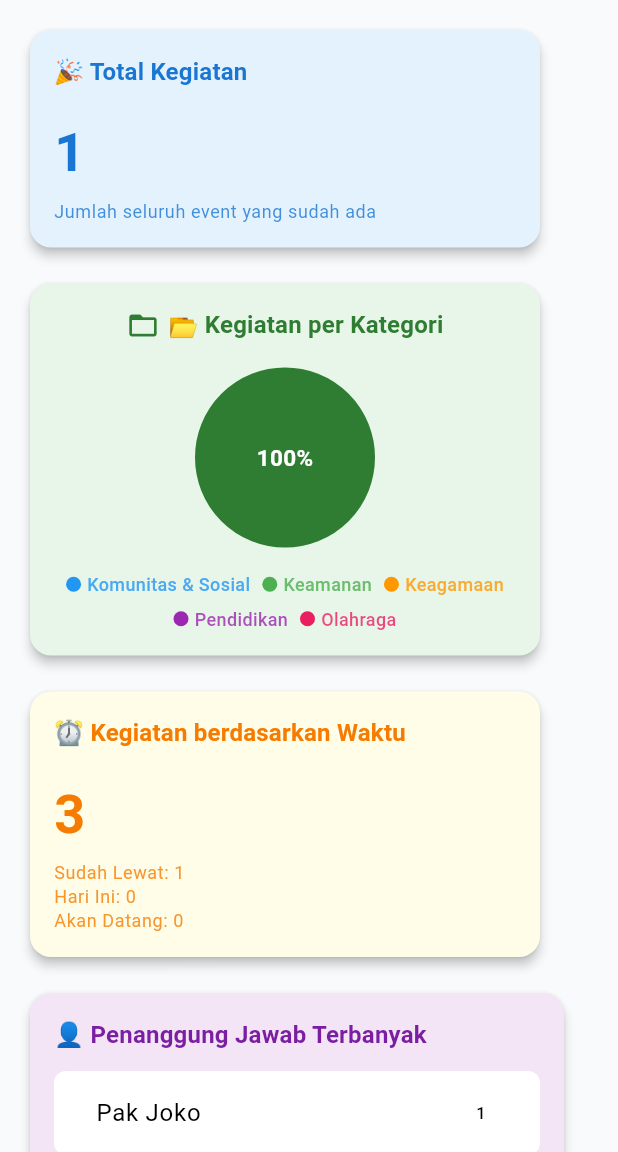
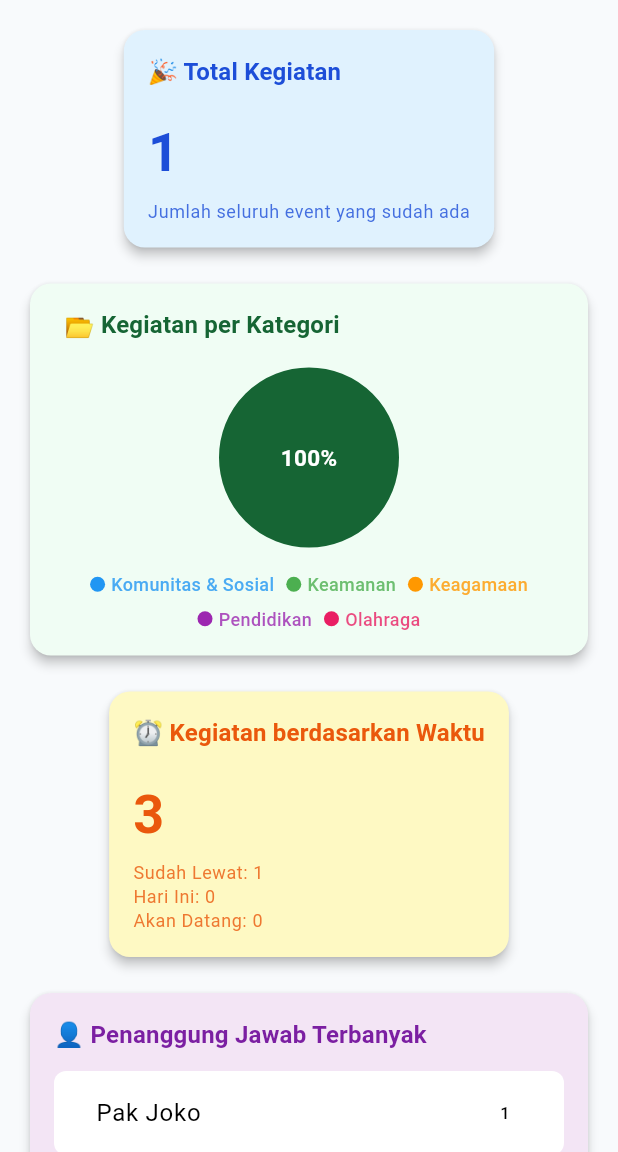
Before and after one commit to Ghetsa/UTS_Mobile_Kelompok3, a Flutter app: the DashboardKegiatanPage screen opened by its route, on a phone screen of 412 x 824 dp, the part 84-1236 px from its top. Run offline on Flutter 3.47's test engine with Material 3 defaults, Android fonts, the phone set to English and light mode, and no system bars; drawn by our look-alikes of fl_chart; our stand-ins replace file_picker.

Commit message:
fix: menambahkan warna ke app_theme

```diff
--- a/jawara_kelompok3/lib/Dashboard/kegiatan.dart
+++ b/jawara_kelompok3/lib/Dashboard/kegiatan.dart
@@ -34,70 +34,138 @@
               // ====== BAGIAN ATAS ======
               LayoutBuilder(
                 builder: (context, constraints) {
-                  final itemWidth = (constraints.maxWidth - 32) / (width > 1100
-                      ? 3
-                      : width > 700
-                          ? 2
-                          : 1);
-                  return Wrap(
-                    spacing: 16,
-                    runSpacing: 16,
-                    children: [
-                      SizedBox(
-                        width: itemWidth,
+                  // Lebar layar saat ini
+                  final width = constraints.maxWidth;
+
+                  if (width > 1100) {
+                    // 🖥️ Desktop: 3 kolom
+                    return Row(
+                      crossAxisAlignment: CrossAxisAlignment.start,
+                      children: const [
+                        Expanded(
                           child: StatCard(
                             title: "🎉 Total Kegiatan",
                             value: "1",
                             subtitle: "Jumlah seluruh event yang sudah ada",
-                          background: Colors.blue.shade50,
-                          accent: Colors.blue.shade700,
+                            background: Color(0xFFE0F2FE), // Colors.blue.shade50
+                            accent: Color(0xFF1D4ED8),     // Colors.blue.shade700
                           ),
                         ),
-                      SizedBox(
-                        width: itemWidth,
+                        SizedBox(width: 16),
+                        Expanded(
                           child: PieCard(
                             title: "📂 Kegiatan per Kategori",
-                          background: Colors.green.shade50,
-                          accent: Colors.green.shade800,
+                            background: Color(0xFFF0FDF4), // Colors.green.shade50
+                            accent: Color(0xFF166534),     // Colors.green.shade800
                           ),
                         ),
-                      SizedBox(
-                        width: itemWidth,
+                        SizedBox(width: 16),
+                        Expanded(
                           child: StatCard(
                             title: "⏰ Kegiatan berdasarkan Waktu",
                             value: "3",
                             subtitle: "Sudah Lewat: 1\nHari Ini: 0\nAkan Datang: 0",
-                          background: Colors.yellow.shade50,
-                          accent: Colors.orange.shade700,
+                            background: Color(0xFFFEF9C3), // Colors.yellow.shade50
+                            accent: Color(0xFFEA580C),     // Colors.orange.shade700
                           ),
                         ),
                       ],
                     );
+                  } else if (width > 700) {
+                    // 💻 Tablet: 2 kolom
+                    return Column(
+                      children: [
+                        Row(
+                          children: const [
+                            Expanded(
+                              child: StatCard(
+                                title: "🎉 Total Kegiatan",
+                                value: "1",
+                                subtitle: "Jumlah seluruh event yang sudah ada",
+                                background: Color(0xFFE0F2FE),
+                                accent: Color(0xFF1D4ED8),
+                              ),
+                            ),
+                            SizedBox(width: 16),
+                            Expanded(
+                              child: PieCard(
+                                title: "📂 Kegiatan per Kategori",
+                                background: Color(0xFFF0FDF4),
+                                accent: Color(0xFF166534),
+                              ),
+                            ),
+                          ],
+                        ),
+                        const SizedBox(height: 16),
+                        const StatCard(
+                          title: "⏰ Kegiatan berdasarkan Waktu",
+                          value: "3",
+                          subtitle: "Sudah Lewat: 1\nHari Ini: 0\nAkan Datang: 0",
+                          background: Color(0xFFFEF9C3),
+                          accent: Color(0xFFEA580C),
+                        ),
+                      ],
+                    );
+                  } else {
+                    // 📱 Mobile: 1 kolom (full width semua)
+                    return Column(
+                      children: const [
+                        StatCard(
+                          title: "🎉 Total Kegiatan",
+                          value: "1",
+                          subtitle: "Jumlah seluruh event yang sudah ada",
+                          background: Color(0xFFE0F2FE),
+                          accent: Color(0xFF1D4ED8),
+                        ),
+                        SizedBox(height: 16),
+                        PieCard(
+                          title: "📂 Kegiatan per Kategori",
+                          background: Color(0xFFF0FDF4),
+                          accent: Color(0xFF166534),
+                        ),
+                        SizedBox(height: 16),
+                        StatCard(
+                          title: "⏰ Kegiatan berdasarkan Waktu",
+                          value: "3",
+                          subtitle: "Sudah Lewat: 1\nHari Ini: 0\nAkan Datang: 0",
+                          background: Color(0xFFFEF9C3),
+                          accent: Color(0xFFEA580C),
+                        ),
+                      ],
+                    );
+                  }
                 },
               ),
+
 
               const SizedBox(height: 16),
 
               // ====== BAGIAN BAWAH ======
               LayoutBuilder(
                 builder: (context, constraints) {
-                  final itemWidth = (constraints.maxWidth - 16) / (width > 700 ? 2 : 1);
-                  return Wrap(
-                    spacing: 16,
-                    runSpacing: 16,
-                    children: [
-                      SizedBox(
-                        width: itemWidth,
-                        child: const ExpandedListCard(),
-                      ),
-                      SizedBox(
-                        width: itemWidth,
-                        child: const BarChartCard(),
-                      ),
+                  if (width > 700) {
+                    // Tampilan desktop/tablet — dua kolom
+                    return Row(
+                      crossAxisAlignment: CrossAxisAlignment.start,
+                      children: const [
+                        Expanded(child: ExpandedListCard()),
+                        SizedBox(width: 16),
+                        Expanded(child: BarChartCard()),
                       ],
                     );
+                  } else {
+                    // Tampilan mobile — full width satu-satu
+                    return Column(
+                      children: const [
+                        ExpandedListCard(),
+                        SizedBox(height: 16),
+                        BarChartCard(),
+                      ],
+                    );
+                  }
                 },
               ),
+
             ],
           ),
         ),
@@ -194,14 +262,13 @@
         child: Column(
           children: [
             Row(
-              mainAxisAlignment: MainAxisAlignment.center,
+              mainAxisAlignment: MainAxisAlignment.start, // ubah ke start agar rata kiri
               children: [
-                Icon(Icons.folder_open, color: accent, size: 22),
-                const SizedBox(width: 6),
+                const SizedBox(width: 7),
                 Flexible(
                   child: Text(
                     title,
-                    textAlign: TextAlign.center,
+                    textAlign: TextAlign.left, // teks juga rata kiri
                     style: theme.textTheme.titleMedium?.copyWith(
                       color: accent,
                       fontWeight: FontWeight.w700,
--- a/jawara_kelompok3/lib/DataWargaDanRumah/Warga/DaftarWarga.dart
+++ b/jawara_kelompok3/lib/DataWargaDanRumah/Warga/DaftarWarga.dart
@@ -1,6 +1,6 @@
 import 'package:flutter/material.dart';
-import '../../theme/app_theme.dart';
-import '../../layout/sidebar.dart';
+import '../../Theme/app_theme.dart';
+import '../../Layout/sidebar.dart';
 
 class DaftarWargaPage extends StatelessWidget {
   const DaftarWargaPage({super.key});
@@ -57,8 +57,7 @@
                       context: context,
                       builder: (_) => AlertDialog(
                         title: const Text("Filter Data Warga"),
-                        content: const Text(
-                            "Fitur filter akan ditambahkan di sini."),
+                        content: const Text("Fitur filter akan ditambahkan di sini."),
                         actions: [
                           TextButton(
                             onPressed: () => Navigator.pop(context),
@@ -71,28 +70,9 @@
                   icon: const Icon(Icons.filter_list, color: Colors.white),
                   label: const Text("Filter"),
                   style: ElevatedButton.styleFrom(
-                    backgroundColor: Colors.purple[600],
+                    backgroundColor: AppTheme.purpleDeep,
                     foregroundColor: Colors.white,
-                    padding: const EdgeInsets.symmetric(
-                        horizontal: 18, vertical: 12),
-                    shape: RoundedRectangleBorder(
-                        borderRadius: BorderRadius.circular(8)),
-                  ),
-                ),
-
-                /// Tombol Tambah Warga
-                ElevatedButton.icon(
-                  onPressed: () {
-                    Navigator.pushNamed(context, '/warga/tambah');
-                  },
-                  icon:
-                      const Icon(Icons.add_circle_outline, color: Colors.white),
-                  label: const Text("Tambah Warga"),
-                  style: ElevatedButton.styleFrom(
-                    backgroundColor: const Color.fromARGB(255, 210, 115, 8),
-                    foregroundColor: Colors.white,
-                    padding: const EdgeInsets.symmetric(
-                        horizontal: 20, vertical: 12),
+                    padding: const EdgeInsets.symmetric(horizontal: 18, vertical: 12),
                     shape: RoundedRectangleBorder(
                       borderRadius: BorderRadius.circular(8),
                     ),
--- a/jawara_kelompok3/lib/Theme/app_theme.dart
+++ b/jawara_kelompok3/lib/Theme/app_theme.dart
@@ -2,13 +2,18 @@
 
 class AppTheme {
   // === Warna utama (biru) ===
-  static const Color primaryBlue = Color(0xFF1E3A8A); // Biru navy
+  static const Color primaryBlue = Color(0xFF1E3A8A); // Biru navy (utama)
   static const Color lightBlue = Color(0xFFDBEAFE); // Biru muda lembut
   static const Color backgroundBlueWhite = Color(0xFFF8FAFC); // Putih kebiruan
 
   // === Warna tambahan (hijau) ===
-  static const Color primaryGreen = Color(0xFF065F46); // Hijau tua (text)
-  static const Color lightGreen = Color(0xFFD1FAE5); // Hijau muda (background)
+  static const Color primaryGreen = Color(0xFF065F46); // Hijau tua (teks / aksen)
+  static const Color lightGreen = Color(0xFFD1FAE5); // Hijau muda (latar lembut)
+
+  // === Warna tombol kontras ===
+  static const Color purpleDeep = Color(0xFFAC25EB); // Ungu tua cerah (tombol Filter)
+  static const Color pinkPinky = Color(0xFFE010AC); // Pink fuchsia terang (tombol Tambah)
+  static const Color orangeDeep = Color(0xFFE07410); // Oranye dalam (aksen atau peringatan)
 
   static ThemeData get lightTheme {
     return ThemeData(
@@ -30,7 +35,6 @@
         primary: primaryBlue,
         secondary: lightBlue,
         surface: backgroundBlueWhite,
-        // Tambahan hijau agar bisa dipakai global
         tertiary: lightGreen,
         onTertiary: primaryGreen,
       ),
```
Lines whose indentation alone changed are shown as unchanged.
